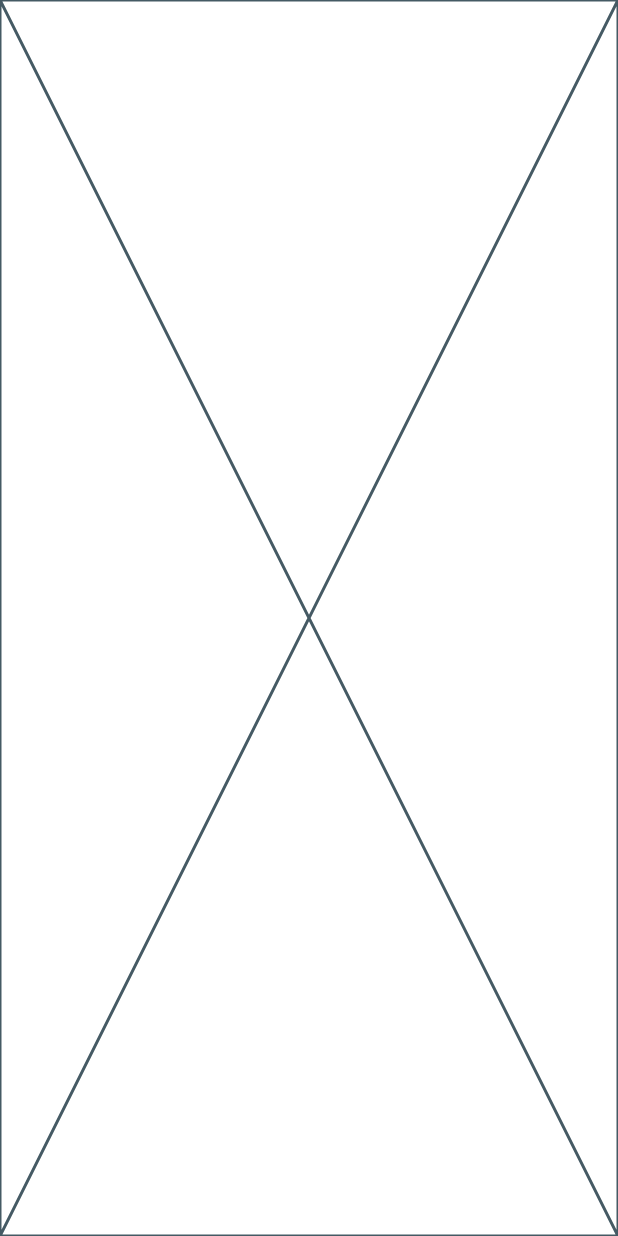
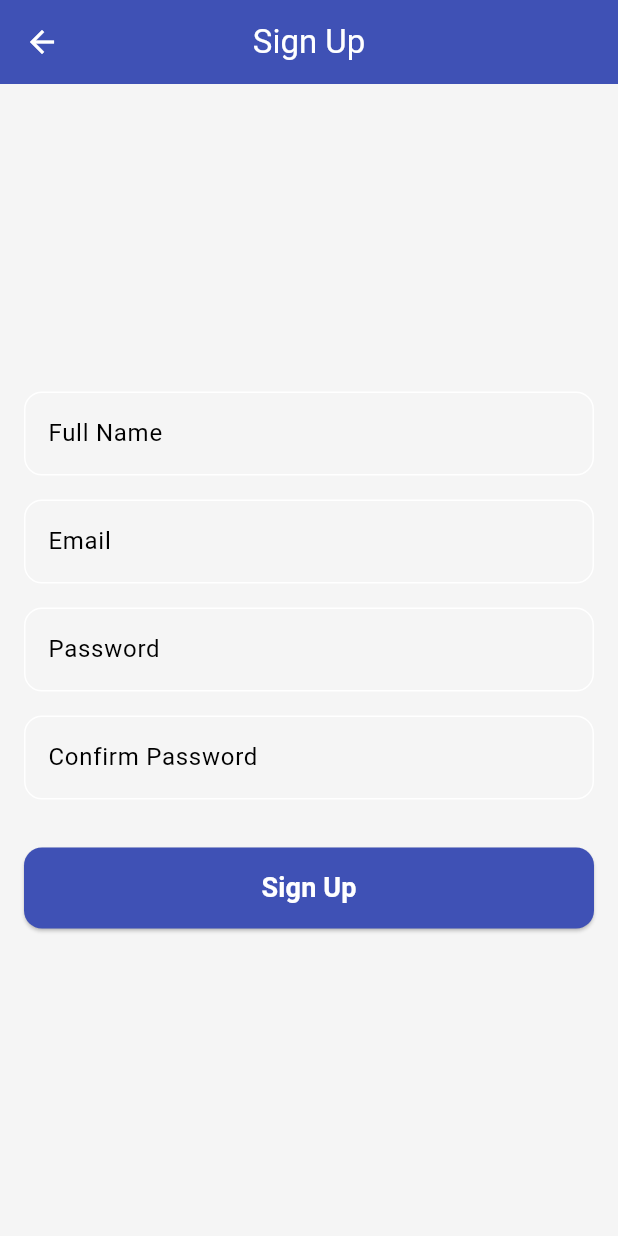
Before and after one commit to diab206/ShopEase, a Flutter app: the screen it shows after launch, after a tap on "Sign Up", on a phone screen of 412 x 824 dp. Run offline on Flutter 3.47's test engine with Material 3 defaults, Android fonts, the phone set to English and light mode, and no system bars; our stand-ins replace device_preview; network calls fail.

Commit message:
create the signup screen ui done & and use CustomAuthTextField and CustomAuthButton as a reusable components

```diff
--- /dev/null
+++ b/lib/core/widgets/custom_auth_button.dart
@@ -0,0 +1,40 @@
+import 'package:flutter/material.dart';
+import 'package:shopease/core/theme/theme.dart';
+
+class CustomAuthButton extends StatelessWidget {
+  final String text;
+  final VoidCallback onPressed;
+  final Color backgroundColor;
+
+  const CustomAuthButton({
+    super.key,
+    required this.text,
+    required this.onPressed,
+    this.backgroundColor = AppColors.primary,
+  });
+
+  @override
+  Widget build(BuildContext context) {
+    return SizedBox(
+      width: double.infinity,
+      child: ElevatedButton(
+        onPressed: onPressed,
+        style: ElevatedButton.styleFrom(
+          backgroundColor: backgroundColor,
+          foregroundColor: AppColors.textLight,
+          padding: const EdgeInsets.symmetric(vertical: 14),
+          shape: RoundedRectangleBorder(
+            borderRadius: BorderRadius.circular(12),
+          ),
+        ),
+        child: Text(
+          text,
+          style: const TextStyle(
+            fontSize: 18,
+            fontWeight: FontWeight.bold,
+          ),
+        ),
+      ),
+    );
+  }
+}
--- /dev/null
+++ b/lib/core/widgets/custom_auth_text_field.dart
@@ -0,0 +1,36 @@
+import 'package:flutter/material.dart';
+import 'package:shopease/core/theme/theme.dart';
+
+class CustomAuthTextField extends StatelessWidget {
+  final TextEditingController controller;
+  final String label;
+  final bool obscureText;
+  final String? Function(String?) validator;
+
+  const CustomAuthTextField({
+    super.key,
+    required this.controller,
+    required this.label,
+    this.obscureText = false,
+    required this.validator,
+  });
+
+  @override
+  Widget build(BuildContext context) {
+    return TextFormField(
+      controller: controller,
+      decoration: InputDecoration(
+        labelText: label,
+        border: OutlineInputBorder(
+          borderRadius: BorderRadius.circular(12),
+        ),
+        focusedBorder: OutlineInputBorder(
+          borderRadius: BorderRadius.circular(12),
+          borderSide: const BorderSide(color: AppColors.primary, width: 2),
+        ),
+      ),
+      obscureText: obscureText,
+      validator: validator,
+    );
+  }
+}
--- a/lib/features/auth/presentation/sign_up_screen.dart
+++ b/lib/features/auth/presentation/sign_up_screen.dart
@@ -1,10 +1,123 @@
 import 'package:flutter/material.dart';
+import 'package:shopease/core/widgets/custom_auth_button.dart';
+import 'package:shopease/core/widgets/custom_auth_text_field.dart';
+import 'package:shopease/features/home/presentation/home_screen.dart';
 
-class SignUpScreen extends StatelessWidget {
+class SignUpScreen extends StatefulWidget {
   const SignUpScreen({super.key});
 
   @override
+  State<SignUpScreen> createState() => _SignUpScreenState();
+}
+
+class _SignUpScreenState extends State<SignUpScreen> {
+  final _formKey = GlobalKey<FormState>();
+  final _nameController = TextEditingController();
+  final _emailController = TextEditingController();
+  final _passwordController = TextEditingController();
+  final _confirmPasswordController = TextEditingController();
+
+  void _submitForm() {
+    if (_formKey.currentState!.validate()) {
+      showDialog(
+        context: context,
+        builder: (context) => AlertDialog(
+          title: const Text("Success"),
+          content: const Text("Account created successfully"),
+          actions: [
+            TextButton(
+              onPressed: () {
+                Navigator.pop(context);
+                Navigator.pushReplacement(
+                  context,
+                  MaterialPageRoute(builder: (_) => const HomeScreen()),
+                );
+              },
+              child: const Text("Close"),
+            ),
+          ],
+        ),
+      );
+    }
+  }
+
+  @override
   Widget build(BuildContext context) {
-    return const Placeholder();
+    return Scaffold(
+      appBar: AppBar(
+        centerTitle: true,
+        title: const Text("Sign Up"),
+      ),
+      body: Center(
+        child: SingleChildScrollView(
+          padding: const EdgeInsets.all(16.0),
+          child: Form(
+            key: _formKey,
+            child: Column(
+              mainAxisAlignment: MainAxisAlignment.center,
+              crossAxisAlignment: CrossAxisAlignment.stretch,
+              children: [
+                CustomAuthTextField(
+                  controller: _nameController,
+                  label: "Full Name",
+                  validator: (value) {
+                    if (value == null || value.isEmpty) {
+                      return "Please enter your full name";
+                    }
+                    if (value[0] != value[0].toUpperCase()) {
+                      return "First letter must be uppercase";
+                    }
+                    return null;
+                  },
+                ),
+                const SizedBox(height: 16),
+                CustomAuthTextField(
+                  controller: _emailController,
+                  label: "Email",
+                  validator: (value) {
+                    if (value == null || value.isEmpty) {
+                      return "Please enter your email";
+                    }
+                    if (!value.contains("@")) {
+                      return "Email must contain @";
+                    }
+                    return null;
+                  },
+                ),
+                const SizedBox(height: 16),
+                CustomAuthTextField(
+                  controller: _passwordController,
+                  label: "Password",
+                  obscureText: true,
+                  validator: (value) {
+                    if (value == null || value.length < 6) {
+                      return "Password must be at least 6 characters";
+                    }
+                    return null;
+                  },
+                ),
+                const SizedBox(height: 16),
+                CustomAuthTextField(
+                  controller: _confirmPasswordController,
+                  label: "Confirm Password",
+                  obscureText: true,
+                  validator: (value) {
+                    if (value != _passwordController.text) {
+                      return "Passwords do not match";
+                    }
+                    return null;
+                  },
+                ),
+                const SizedBox(height: 32),
+                CustomAuthButton(
+                  text: "Sign Up",
+                  onPressed: _submitForm,
+                ),
+              ],
+            ),
+          ),
+        ),
+      ),
+    );
   }
 }
--- /dev/null
+++ b/lib/features/home/presentation/home_screen.dart
@@ -0,0 +1,10 @@
+import 'package:flutter/material.dart';
+
+class HomeScreen extends StatelessWidget {
+  const HomeScreen({super.key});
+
+  @override
+  Widget build(BuildContext context) {
+    return const Placeholder();
+  }
+}
--- a/lib/main.dart
+++ b/lib/main.dart
@@ -20,6 +20,7 @@ class ShopEaseApp extends StatelessWidget {
     return MaterialApp(
       title: 'ShopEase',
       debugShowCheckedModeBanner: false,
+      // ignore: deprecated_member_use
       useInheritedMediaQuery: true,
       locale: DevicePreview.locale(context),
       builder: DevicePreview.appBuilder,
```
